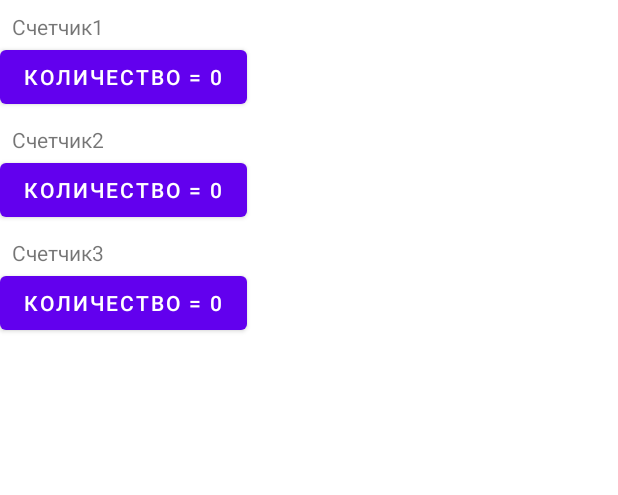
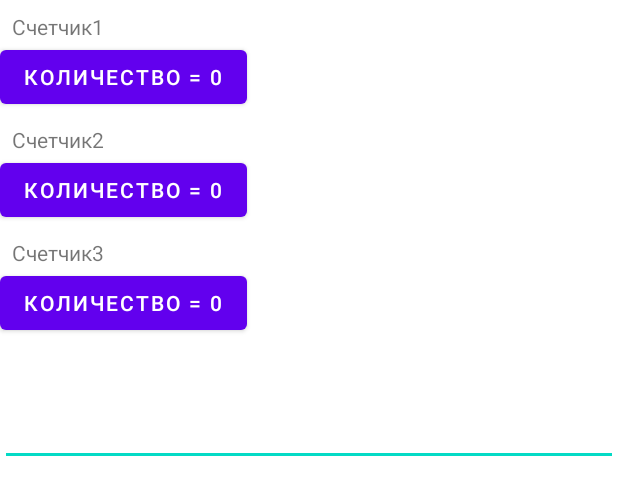
Before and after one commit to hahocok/android_libraries, an Android app: the layout activity_main.xml on its own in the app's theme, with its tools: preview values and no code run, on a phone screen of 412 x 824 dp. Shown: the top 495 px of the screen. Run offline under Robolectric (Android 15) with nearby library versions, the phone set to English and light mode, and no system bars.

Commit message:
добавил lesson 2

```diff
--- a/app/build.gradle
+++ b/app/build.gradle
@@ -42,6 +42,11 @@ dependencies {
     implementation 'com.google.android.material:material:1.2.1'
     implementation 'androidx.constraintlayout:constraintlayout:2.0.4'
 
+    implementation 'io.reactivex.rxjava3:rxandroid:3.0.0'
+    implementation 'io.reactivex.rxjava3:rxjava:3.0.6'
+    implementation 'io.reactivex.rxjava3:rxkotlin:3.0.1'
+    implementation 'com.jakewharton.rxbinding2:rxbinding-kotlin:2.2.0'
+
     implementation "tech.schoolhelper:moxy-x:1.7.0"
     implementation "tech.schoolhelper:moxy-x-androidx:1.7.0"
     kapt "tech.schoolhelper:moxy-x-compiler:1.7.0"
--- a/app/src/main/java/com/android/android_libraries/Model.kt
+++ b/app/src/main/java/com/android/android_libraries/Model.kt
@@ -1,9 +1,11 @@
 package com.android.android_libraries
 
+import io.reactivex.rxjava3.subjects.PublishSubject
 import java.util.*
 
 class Model(private val count: Int) {
     private val counters = ArrayList<Int>(count)
+    val observable: PublishSubject<Collection<Int>> = PublishSubject.create()
 
     init {
         for(i in 0 until count) {
@@ -13,6 +15,7 @@ class Model(private val count: Int) {
 
     fun setAt(position: Int, value: Int) {
         counters[position] = value
+        observable.onNext(counters)
     }
 
     fun getAt(position: Int): Int {
--- a/app/src/main/res/layout/activity_main.xml
+++ b/app/src/main/res/layout/activity_main.xml
@@ -40,4 +40,18 @@
         android:layout_width="wrap_content"
         android:layout_height="wrap_content"
         android:text="Количество = 0"/>
+
+    <TextView
+        android:id="@+id/textView"
+        android:layout_width="match_parent"
+        android:layout_height="wrap_content"
+        android:layout_marginTop="10dp"
+        />
+
+    <EditText
+        android:id="@+id/editTextView"
+        android:layout_width="match_parent"
+        android:layout_height="wrap_content"
+        android:layout_marginTop="10dp"
+        />
 </LinearLayout>
```
Also changed, not shown: app/src/main/java/com/android/android_libraries/MainActivity.kt (+8 -0 lines), app/src/main/java/com/android/android_libraries/MainPresenter.kt (+12 -0 lines).
